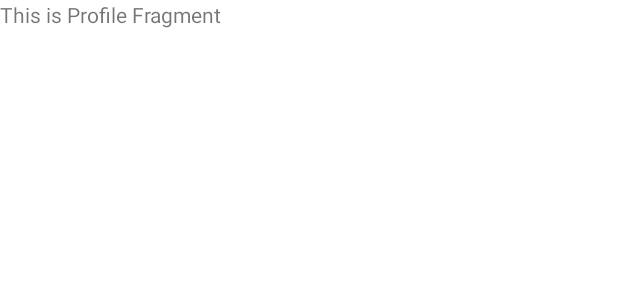
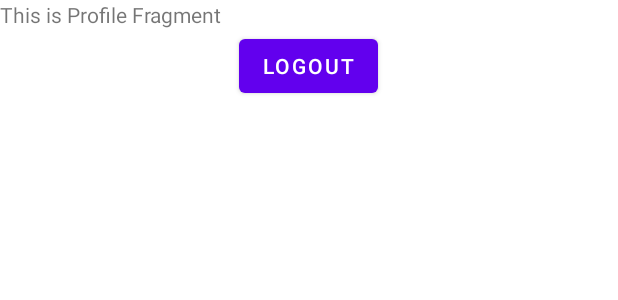
Before and after one commit to C23-PS419/PetaniKita-MobileApp, an Android app: the layout fragment_profile.xml on its own in the app's theme, with its tools: preview values and no code run, on a phone screen of 412 x 824 dp. Shown: the top 300 px of the screen. Run offline under Robolectric (Android 15) with nearby library versions, the phone set to English and light mode, and no system bars.

Commit message:
Adding logout button in Profile Fragment for Logout implementation.

```diff
--- a/app/src/main/java/com/c23ps419/petanikita/utils/ViewModelFactory.kt
+++ b/app/src/main/java/com/c23ps419/petanikita/utils/ViewModelFactory.kt
@@ -5,6 +5,7 @@ import androidx.lifecycle.ViewModelProvider
 import com.c23ps419.petanikita.data.local.datastore.UserPreferences
 import com.c23ps419.petanikita.di.Injection
 import com.c23ps419.petanikita.ui.login.LoginViewModel
+import com.c23ps419.petanikita.ui.main.profile.ProfileViewModel
 import com.c23ps419.petanikita.ui.register.RegisterViewModel
 
 @Suppress("UNCHECKED_CAST")
@@ -17,6 +18,9 @@ class ViewModelFactory(private val userPreferences: UserPreferences): ViewModelP
             modelClass.isAssignableFrom(RegisterViewModel::class.java) -> {
                 RegisterViewModel(Injection.provideRepository(userPreferences)) as T
             }
+            modelClass.isAssignableFrom(ProfileViewModel::class.java) -> {
+                ProfileViewModel(Injection.provideRepository(userPreferences)) as T
+            }
             else -> throw IllegalArgumentException("Unknown ViewModel Class")
         }
     }
--- a/app/src/main/res/layout/fragment_profile.xml
+++ b/app/src/main/res/layout/fragment_profile.xml
@@ -11,4 +11,20 @@
         android:layout_height="match_parent"
         android:text="This is Profile Fragment" />
 
+    <Button
+        android:id="@+id/logout_btn"
+        android:text="@string/logout"
+        android:layout_width="wrap_content"
+        android:layout_height="wrap_content"
+        android:layout_gravity="center_horizontal"
+        android:layout_marginTop="20dp"/>
+
+    <ProgressBar
+        android:id="@+id/progress_circular"
+        style="?android:attr/progressBarStyle"
+        android:layout_width="wrap_content"
+        android:layout_height="wrap_content"
+        android:layout_gravity="center"
+        android:visibility="invisible" />
+
 </FrameLayout>
--- a/app/src/main/res/values/strings.xml
+++ b/app/src/main/res/values/strings.xml
@@ -14,5 +14,6 @@
     <string name="registerDesc">Masukan data untuk membuat akun</string>
     <string name="phone_number">Nomor Telepon</string>
     <string name="sudah_punya_akun">Sudah punya akun?</string>
+    <string name="logout">logout</string>
 
 </resources>
```
Also changed, not shown: app/build.gradle (+4 -3 lines), app/src/main/java/com/c23ps419/petanikita/ui/main/profile/ProfileFragment.kt (+48 -0 lines), app/src/main/java/com/c23ps419/petanikita/ui/main/profile/ProfileViewModel.kt (added, +8 -0 lines).
